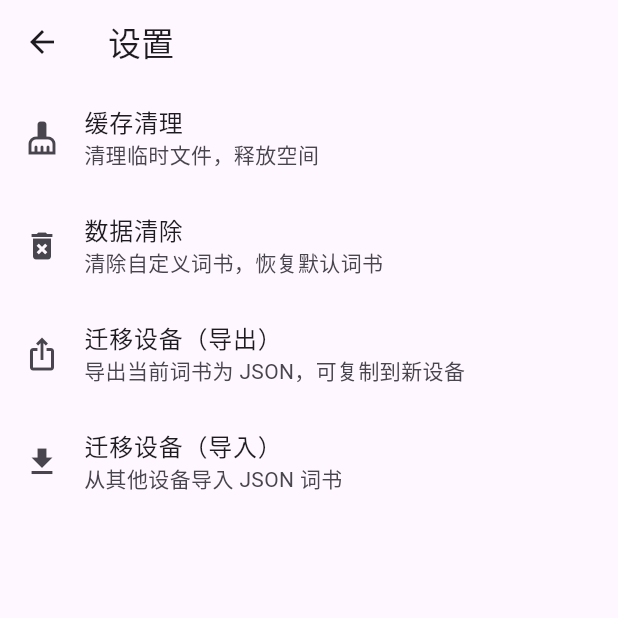
After one commit to choked-up-now/CiXian, a Flutter app: the screen it shows after launch, after a tap on the "settings" icon, on a phone screen of 412 x 824 dp, the top half of it. The commit adds this screen. Run offline on Flutter 3.47's test engine with Material 3 defaults, Android fonts, the phone set to English and light mode, and no system bars; our stand-ins replace shared_preferences.

Commit message:
v0.3.0 file

```diff
--- /dev/null
+++ b/lib/screens/settings_screen.dart
@@ -0,0 +1,179 @@
+import 'package:flutter/material.dart';
+import 'dart:convert';
+import '../models/word.dart';
+import '../data/wordbook_storage.dart';
+
+class SettingsScreen extends StatefulWidget {
+  final List<Word> currentWords;
+  final Function(List<Word>) onWordsChanged;
+
+  const SettingsScreen(
+      {Key? key, required this.currentWords, required this.onWordsChanged})
+      : super(key: key);
+
+  @override
+  State<SettingsScreen> createState() => _SettingsScreenState();
+}
+
+class _SettingsScreenState extends State<SettingsScreen> {
+  // 清理缓存（模拟）
+  void _clearCache() {
+    // 这里可以调用 path_provider 清理临时目录，但先做一个简单的提示
+    showDialog(
+      context: context,
+      builder: (context) => AlertDialog(
+        title: const Text('清理缓存'),
+        content: const Text('缓存已清理完毕！'),
+        actions: [
+          TextButton(
+            onPressed: () => Navigator.pop(context),
+            child: const Text('好的'),
+          ),
+        ],
+      ),
+    );
+  }
+
+  // 清除自定义词书数据（恢复默认）
+  void _clearData() {
+    showDialog(
+      context: context,
+      builder: (context) => AlertDialog(
+        title: const Text('清除数据'),
+        content: const Text('确定要清除所有自定义词书数据吗？此操作不可撤销。'),
+        actions: [
+          TextButton(
+            onPressed: () => Navigator.pop(context),
+            child: const Text('取消'),
+          ),
+          TextButton(
+            onPressed: () async {
+              await WordbookStorage.clearWordbook();
+              // 通知主页重新加载默认词书
+              widget.onWordsChanged([]); // 传空列表，主页会重新从 assets 加载默认词书
+              Navigator.pop(context);
+              ScaffoldMessenger.of(context).showSnackBar(
+                const SnackBar(content: Text('自定义词书已清除，已恢复默认词书')),
+              );
+            },
+            child: const Text('确定清除'),
+          ),
+        ],
+      ),
+    );
+  }
+
+  // 导出当前词书为 JSON
+  void _exportWords() {
+    final jsonString = jsonEncode(widget.currentWords
+        .map((e) => {
+              'word': e.word,
+              'phonetic': e.phonetic,
+              'pos': e.pos,
+              'meaning': e.meaning,
+              'example': e.example,
+            })
+        .toList());
+    showDialog(
+      context: context,
+      builder: (context) => AlertDialog(
+        title: const Text('导出词书'),
+        content: SingleChildScrollView(
+          child: SelectableText(
+            jsonString,
+            style: const TextStyle(fontSize: 12),
+          ),
+        ),
+        actions: [
+          TextButton(
+            onPressed: () => Navigator.pop(context),
+            child: const Text('关闭'),
+          ),
+        ],
+      ),
+    );
+  }
+
+  // 导入 JSON 词书
+  void _importWords() {
+    final controller = TextEditingController();
+    showDialog(
+      context: context,
+      builder: (context) => AlertDialog(
+        title: const Text('导入词书'),
+        content: TextField(
+          controller: controller,
+          maxLines: 10,
+          decoration: const InputDecoration(
+            hintText: '粘贴 JSON 数组，例如 [{"word":"hello","meaning":"你好"}]',
+          ),
+        ),
+        actions: [
+          TextButton(
+            onPressed: () => Navigator.pop(context),
+            child: const Text('取消'),
+          ),
+          TextButton(
+            onPressed: () {
+              try {
+                final raw = controller.text.trim();
+                final list = jsonDecode(raw) as List<dynamic>;
+                final words = list
+                    .map((e) => Word.fromJson(e as Map<String, dynamic>))
+                    .toList();
+                // 保存到本地
+                WordbookStorage.saveWordbook(words);
+                // 通知主页更新
+                widget.onWordsChanged(words);
+                Navigator.pop(context);
+                ScaffoldMessenger.of(context).showSnackBar(
+                  const SnackBar(content: Text('导入成功！')),
+                );
+              } catch (e) {
+                ScaffoldMessenger.of(context).showSnackBar(
+                  const SnackBar(content: Text('JSON 格式错误，请检查')),
+                );
+              }
+            },
+            child: const Text('导入'),
+          ),
+        ],
+      ),
+    );
+  }
+
+  @override
+  Widget build(BuildContext context) {
+    return Scaffold(
+      appBar: AppBar(title: const Text('设置')),
+      body: ListView(
+        children: [
+          ListTile(
+            leading: const Icon(Icons.cleaning_services),
+            title: const Text('缓存清理'),
+            subtitle: const Text('清理临时文件，释放空间'),
+            onTap: _clearCache,
+          ),
+          ListTile(
+            leading: const Icon(Icons.delete_forever),
+            title: const Text('数据清除'),
+            subtitle: const Text('清除自定义词书，恢复默认词书'),
+            onTap: _clearData,
+          ),
+          ListTile(
+            leading: const Icon(Icons.ios_share),
+            title: const Text('迁移设备（导出）'),
+            subtitle: const Text('导出当前词书为 JSON，可复制到新设备'),
+            onTap: _exportWords,
+          ),
+          ListTile(
+            leading: const Icon(Icons.download),
+            title: const Text('迁移设备（导入）'),
+            subtitle: const Text('从其他设备导入 JSON 词书'),
+            onTap: _importWords,
+          ),
+        ],
+      ),
+    );
+  }
+}
--- a/lib/screens/word_list_screen.dart
+++ b/lib/screens/word_list_screen.dart
@@ -2,6 +2,7 @@ import 'package:flutter/material.dart';
 import '../models/word.dart';
 import 'daily_learning_screen.dart';
 import 'wordbook_manager_screen.dart';
+import 'settings_screen.dart';
 
 class WordListScreen extends StatelessWidget {
   final List<Word> words;
@@ -17,6 +18,21 @@ class WordListScreen extends StatelessWidget {
       appBar: AppBar(
         title: const Text('词冼 · 九上外研版'),
         actions: [
+          IconButton(
+            icon: const Icon(Icons.settings),
+            tooltip: '设置',
+            onPressed: () {
+              Navigator.push(
+                context,
+                MaterialPageRoute(
+                  builder: (context) => SettingsScreen(
+                    currentWords: words,
+                    onWordsChanged: onWordsChanged,
+                  ),
+                ),
+              );
+            },
+          ),
           IconButton(
             icon: const Icon(Icons.menu_book),
             tooltip: '词书管理',
@@ -39,10 +55,8 @@ class WordListScreen extends StatelessWidget {
         itemBuilder: (context, index) {
           final word = words[index];
           return ListTile(
-            title: Text(
-              word.word,
-              style: const TextStyle(fontWeight: FontWeight.bold),
-            ),
+            title: Text(word.word,
+                style: const TextStyle(fontWeight: FontWeight.bold)),
             subtitle: Text(word.meaning),
             trailing: const Icon(Icons.chevron_right),
             onTap: () {
--- a/pubspec.yaml
+++ b/pubspec.yaml
@@ -1,7 +1,7 @@
 name: cixian
 description: "词冼 - 背单词软件"
 publish_to: 'none'
-version: 0.2.0+3
+version: 0.3.0+4
 
 environment:
   sdk: ">=3.0.0 <4.0.0"
```
Also changed, not shown: lib/main.dart (+6 -1 lines).
